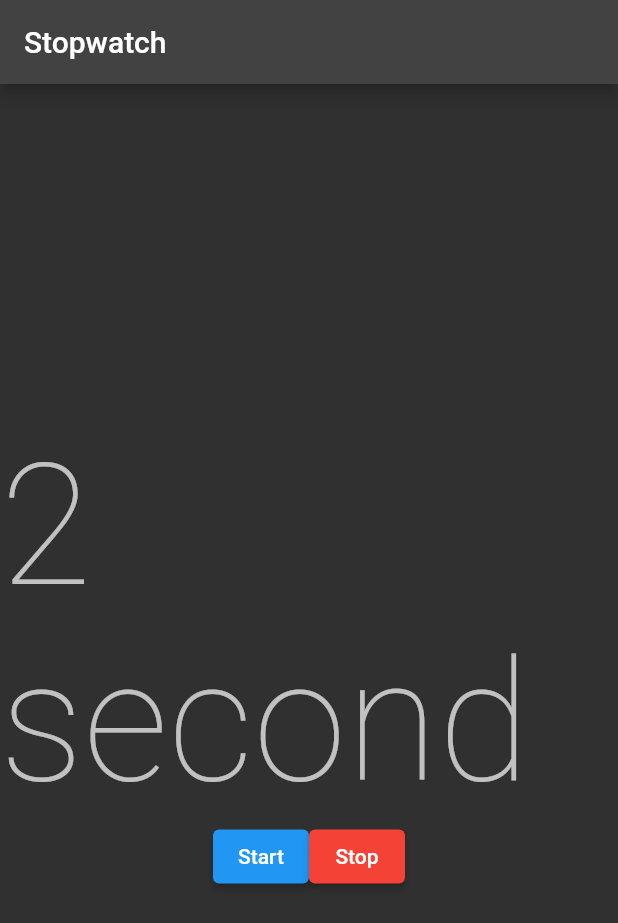
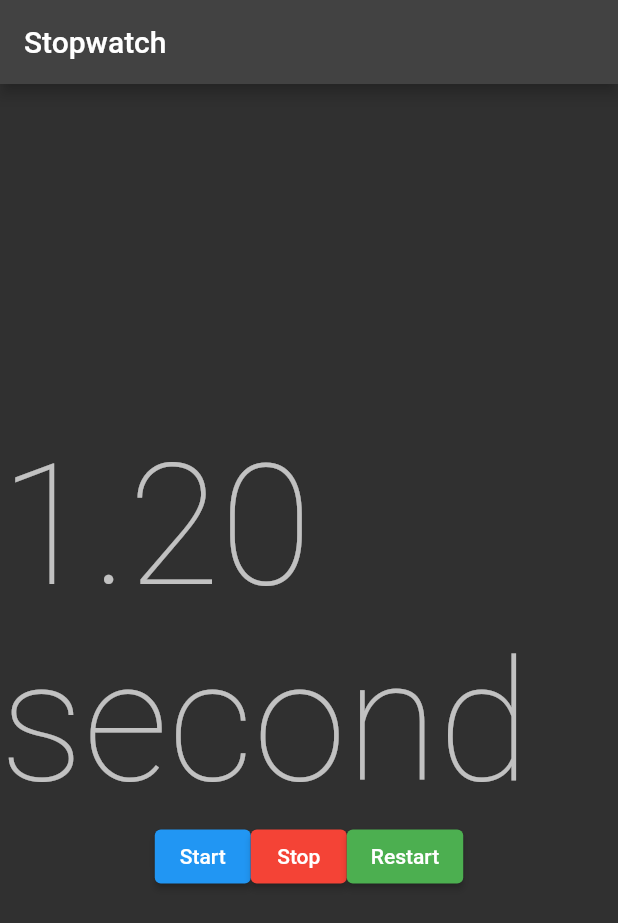
Before and after one commit to atuvshinjargal/mobileAppCourseJune, a Flutter app: the screen it shows after launch, after a tap on "Start", on a phone screen of 412 x 824 dp. Shown: the top 923 px of the screen. Run offline on Flutter 3.47's test engine with Material 2 defaults, Android fonts, the phone set to English and light mode, and no system bars.

```diff
--- a/lib/stopwatch.dart
+++ b/lib/stopwatch.dart
@@ -9,7 +9,7 @@ class StopWatch extends StatefulWidget {
 }
 
 class _StopWatchState extends State<StopWatch> {
-  late int
+  late double
       seconds; //int gedeg buhel too (-1,0,1 .....) //late daraa n utga uguh
   late Timer timer;
   bool isTicking = false;
@@ -17,11 +17,11 @@ class _StopWatchState extends State<StopWatch> {
   @override
   void initState() {
     seconds = 0;
-    timer = Timer.periodic(Duration(seconds: 1), (timer) {
+    timer = Timer.periodic(Duration(milliseconds: 10), (timer) {
       setState(
         () {
           if (isTicking == true) {
-            seconds++; //seconds = seconds + 1;
+            seconds = seconds + 0.01; //seconds = seconds + 1;
           }
         },
       );
@@ -46,7 +46,7 @@ class _StopWatchState extends State<StopWatch> {
           mainAxisAlignment: MainAxisAlignment.center,
           children: [
             Text(
-              '$seconds second',
+              '${seconds.toStringAsFixed(2)} second',
               style: Theme.of(context).textTheme.headline1,
             ),
             Row(
@@ -68,6 +68,19 @@ class _StopWatchState extends State<StopWatch> {
                   },
                   child: Text('Stop'),
                 ),
+                ElevatedButton(
+                  style: ButtonStyle(
+                    backgroundColor:
+                        MaterialStateProperty.all<Color>(Colors.green),
+                  ),
+                  onPressed: () {
+                    isTicking = false;
+                    setState(() {
+                      seconds = 0;
+                    });
+                  },
+                  child: Text('Restart'),
+                ),
               ],
             )
           ],
```
